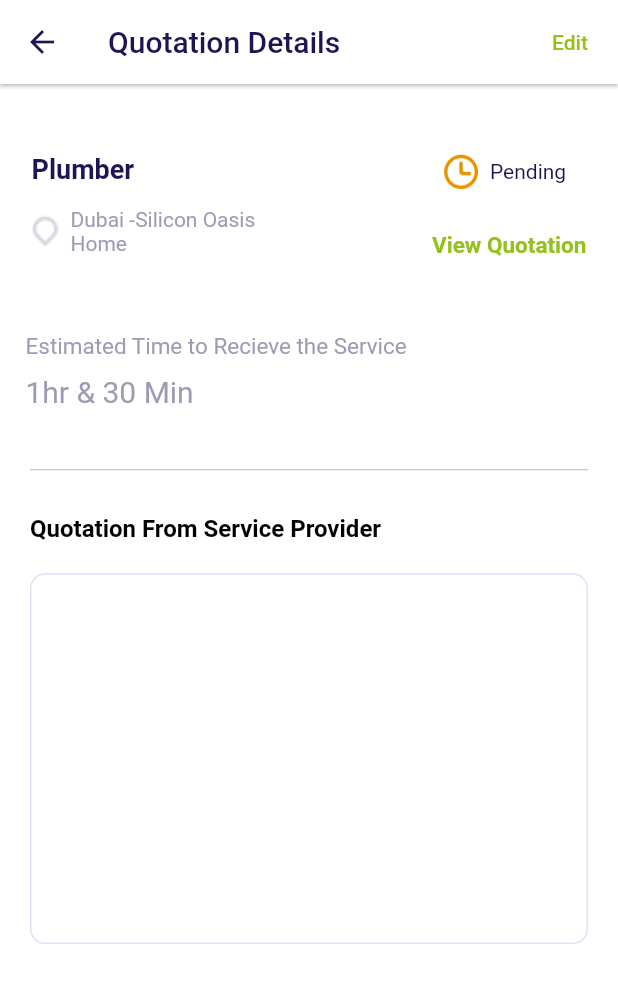
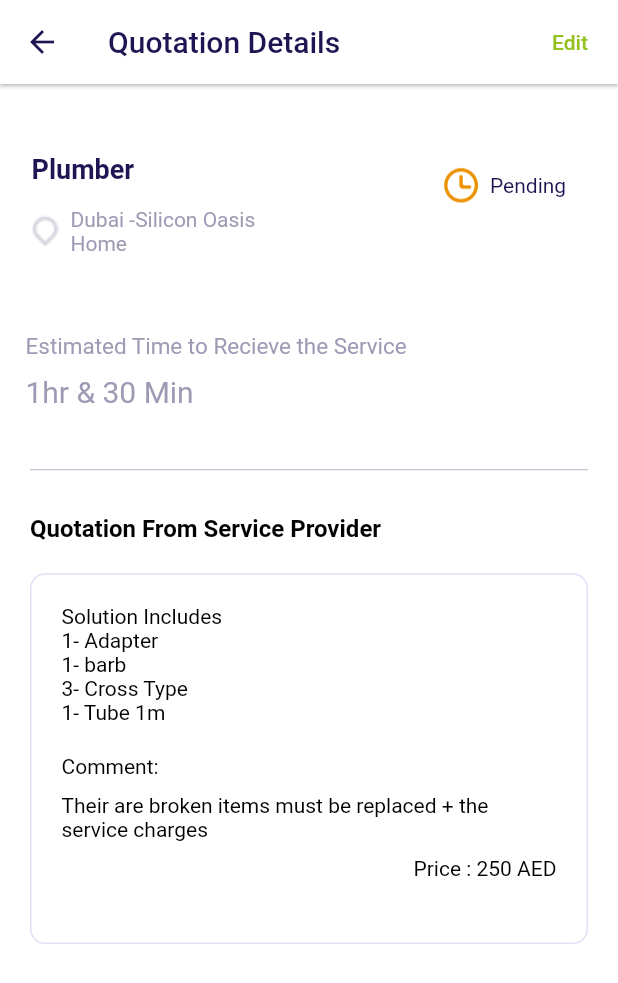
Before and after one commit to AKSHAT564564/feex_repo_main, a Flutter app: the QuotationDetails screen opened directly, on a phone screen of 412 x 824 dp. Shown: the top 983 px of the screen. Run offline on Flutter 3.47's test engine with Material 2 defaults, Android fonts, the phone set to English and light mode, and no system bars; our stand-ins replace flutter_svg, font_awesome_flutter, modal_bottom_sheet, modal_progress_hud_nsn, rflutter_alert, shared_preferences; missing offline and left inert: shared_preferences_web; accounts and stored records are empty; network calls fail.

Commit message:
2-1-2022 22:18

```diff
--- a/lib/profile/user_change_email.dart
+++ b/lib/profile/user_change_email.dart
@@ -65,12 +65,12 @@ class UserChangeEmail extends StatelessWidget {
             )),
         elevation: 1,
         title: const Text(
-          'Change Emial',
+          'Change Email',
           style: TextStyle(color: Colors.black),
         ),
       ),
       body: Container(
-        padding: EdgeInsets.all(20),
+        padding: const EdgeInsets.all(20),
         child: Column(
           crossAxisAlignment: CrossAxisAlignment.start,
           children: [
--- a/lib/screens/home_screen/home_screen.dart
+++ b/lib/screens/home_screen/home_screen.dart
@@ -21,8 +21,7 @@ class _HomeScreenState extends State<HomeScreen> {
   Widget build(BuildContext context) {
     return WillPopScope(
       onWillPop: () async {
-        SystemNavigator.pop();
-        return true;
+        return false;
       },
       child: Scaffold(
         drawer: buildDrawer(),
@@ -40,6 +39,7 @@ class _HomeScreenState extends State<HomeScreen> {
                   child: CircleAvatar(
                     radius: 20,
                     backgroundColor: skyBlueColor,
+                    child: Image.asset('assets/images/user_default.png'),
                   ),
                 ),
               ),
--- a/lib/screens/home_screen/top_categories_widget.dart
+++ b/lib/screens/home_screen/top_categories_widget.dart
@@ -4,7 +4,6 @@ import 'package:feex/screens/all_services/all_services.dart';
 
 import 'package:feex/size_config.dart';
 import 'package:flutter/material.dart';
-
 
 import 'package:provider/provider.dart';
 
@@ -34,7 +33,7 @@ class TopCategoriesWidget extends StatelessWidget {
           ),
           SizedBox(
               width: double.infinity,
-              height: SizeConfig.screenHeight * 0.38,
+              height: SizeConfig.screenHeight * 0.42,
               child: RefreshIndicator(
                 onRefresh: () async {},
 
@@ -42,7 +41,8 @@ class TopCategoriesWidget extends StatelessWidget {
 
                 child: Consumer<TopCategoriesProvider>(
                     builder: (context, value, child) {
-                  return value.topCategoriesData.length == 0 && !value.error // shows CPI when listening to data
+                  return value.topCategoriesData.length == 0 &&
+                          !value.error // shows CPI when listening to data
                       ? const Center(
                           child: CircularProgressIndicator(
                           color: kPrimaryColor,
--- a/lib/screens/login/components/login_body.dart
+++ b/lib/screens/login/components/login_body.dart
@@ -43,7 +43,7 @@ class _BodyState extends State<Body> {
         if (value == null || value.isEmpty) return 'please enter $hintText';
       },
       decoration: InputDecoration(
-        contentPadding: const EdgeInsets.all(0),
+        contentPadding: const EdgeInsets.all(8),
         prefixIcon: feildIcon,
         errorText: errorText ? 'Check $hintText' : null,
         focusColor: Colors.grey,
@@ -137,7 +137,7 @@ class _BodyState extends State<Body> {
                               color: Color(0xff211452),
                             )),
                       ),
-                      SizedBox(height: getProportionateScreenHeight(30)),
+                      SizedBox(height: getProportionateScreenHeight(20)),
                       credentialsFeild(
                           _passwordController,
                           'Password',
--- a/lib/screens/quotation_screens/quotation_details.dart
+++ b/lib/screens/quotation_screens/quotation_details.dart
@@ -109,7 +109,7 @@ class QuotationDetails extends StatelessWidget {
                                       scale: 1.5,
                                     ),
                                   ),
-                                  Text(
+                                  const Text(
                                     'Pending',
                                     style: TextStyle(color: kPrimaryColor),
                                   ),
@@ -118,20 +118,6 @@ class QuotationDetails extends StatelessWidget {
                               SizedBox(
                                 height: 20,
                               ),
-                              GestureDetector(
-                                onTap: () => Navigator.push(
-                                    context,
-                                    MaterialPageRoute(
-                                        builder: (context) =>
-                                            QuotationDetails())),
-                                child: const Text(
-                                  'View Quotation',
-                                  style: TextStyle(
-                                      color: greenColor,
-                                      fontSize: 15,
-                                      fontWeight: FontWeight.w600),
-                                ),
-                              )
                             ],
                           ))
                     ],
@@ -179,9 +165,59 @@ class QuotationDetails extends StatelessWidget {
             padding: const EdgeInsets.all(20.0),
             child: Container(
               height: SizeConfig.screenHeight * 0.3,
+              width: SizeConfig.screenWidth,
+              padding: EdgeInsets.all(20),
               decoration: BoxDecoration(
                   borderRadius: BorderRadius.circular(10),
                   border: Border.all(width: 1.0, color: Color(0xffe3def8))),
+              child: Column(
+                crossAxisAlignment: CrossAxisAlignment.start,
+                children: const [
+                  Text(
+                    'Solution Includes',
+                    style: TextStyle(color: Colors.black),
+                  ),
+                  Text(
+                    '1- Adapter',
+                    style: TextStyle(color: Colors.black),
+                  ),
+                  Text(
+                    '1- barb',
+                    style: TextStyle(color: Colors.black),
+                  ),
+                  Text(
+                    '3- Cross Type',
+                    style: TextStyle(color: Colors.black),
+                  ),
+                  Text(
+                    '1- Tube 1m',
+                    style: TextStyle(color: Colors.black),
+                  ),
+                  SizedBox(
+                    height: 20,
+                  ),
+                  Text(
+                    'Comment:',
+                    style: TextStyle(color: Colors.black),
+                  ),
+                  SizedBox(
+                    height: 10,
+                  ),
+                  Text(
+                    'Their are broken items must be replaced + the service charges',
+                    style: TextStyle(color: Colors.black),
+                  ),
+                  SizedBox(
+                    height: 10,
+                  ),
+                  Align(
+                      alignment: Alignment.centerRight,
+                      child: Text(
+                        'Price : 250 AED',
+                        style: TextStyle(color: Colors.black),
+                      ))
+                ],
+              ),
             ),
           )
         ],
```
Also changed, not shown: lib/profile/user_account_info.dart (+5 -3 lines), lib/profile/user_saved_address.dart (+8 -11 lines), lib/screens/forgot_password/reset_password_page.dart (+7 -7 lines), lib/screens/my_orders/my_orders_screen.dart (+15 -17 lines), lib/screens/sign_up/sign_up_screen.dart (+7 -6 lines), assets/images/completed_icon.png (added), assets/images/user_name.png (added).
